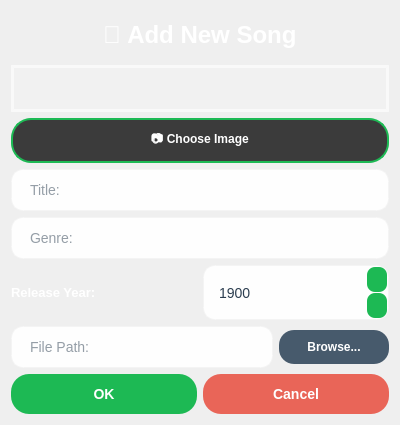
The window that Spotify/addsongdialog.ui (Razatak186/Spotify-Project) describes before a commit, drawn with Qt 5.
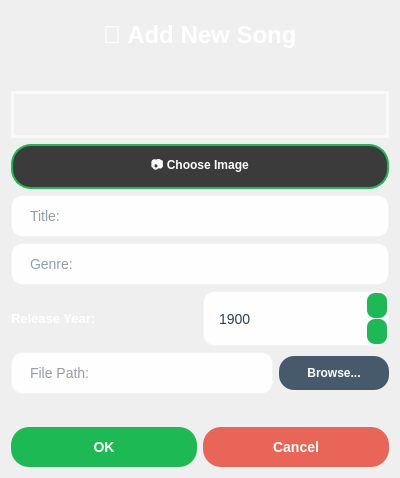
The same window after the commit.

```diff
--- a/Spotify/addsongdialog.ui
+++ b/Spotify/addsongdialog.ui
@@ -7,7 +7,7 @@
     <x>0</x>
     <y>0</y>
     <width>400</width>
-    <height>359</height>
+    <height>478</height>
    </rect>
   </property>
   <property name="windowTitle">
```
Left out of the diff: 3 changed lines with no effect on the pictures.
